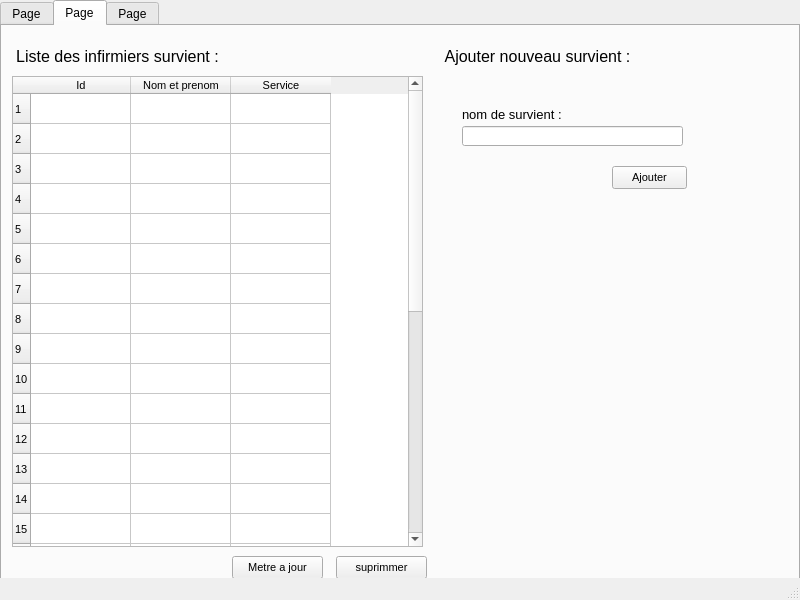
This is ui/urgence_inf.ui in otmanLAHRECHE/EPSP_Garde_Project as Qt 5 draws it before an edit. The edited form follows.
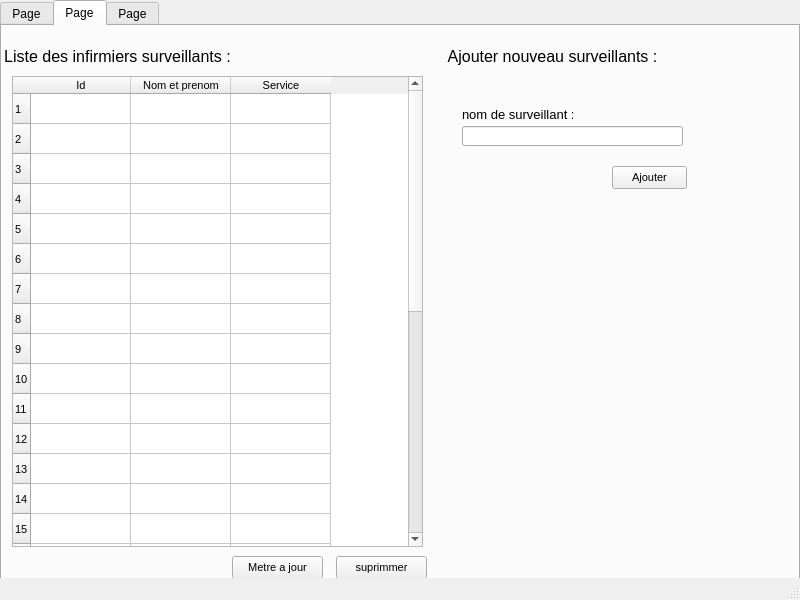
This is the edited form. The open tabs and pages were chosen to show the change. Icons and pictures are not drawn.

Diff of the .ui file:
```diff
--- a/ui/urgence_inf.ui
+++ b/ui/urgence_inf.ui
@@ -288,7 +288,7 @@
        <rect>
         <x>440</x>
         <y>20</y>
-        <width>191</width>
+        <width>221</width>
         <height>21</height>
        </rect>
       </property>
@@ -298,7 +298,7 @@
        </font>
       </property>
       <property name="text">
-       <string>Ajouter nouveau survient :</string>
+       <string>Ajouter nouveau surveillants :</string>
       </property>
       <property name="alignment">
        <set>Qt::AlignCenter</set>
@@ -332,7 +332,7 @@
        </font>
       </property>
       <property name="text">
-       <string>nom de survient :</string>
+       <string>nom de surveillant :</string>
       </property>
      </widget>
      <widget class="QLineEdit" name="lineEdit">
@@ -360,7 +360,7 @@
        </font>
       </property>
       <property name="text">
-       <string>Liste des infirmiers survient :</string>
+       <string>Liste des infirmiers surveillants :</string>
       </property>
       <property name="alignment">
        <set>Qt::AlignCenter</set>
```
